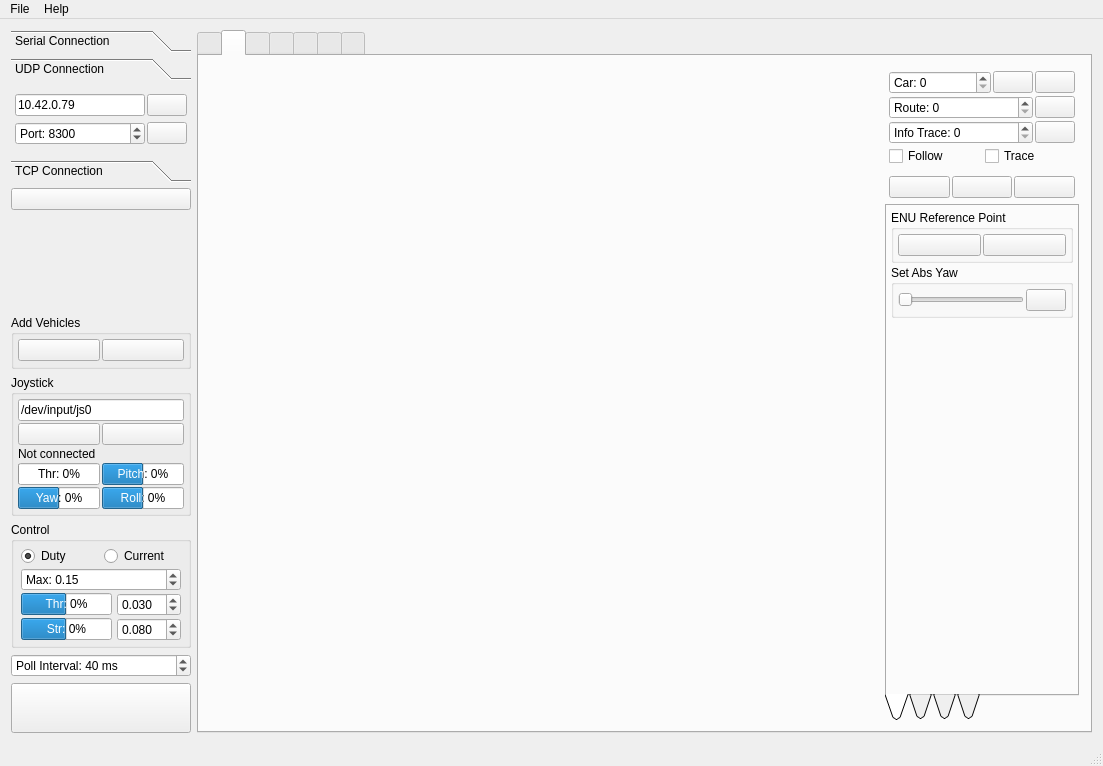
vedderb/rise_sdvp, file Linux/RControlStation/mainwindow.ui: the form before one commit.
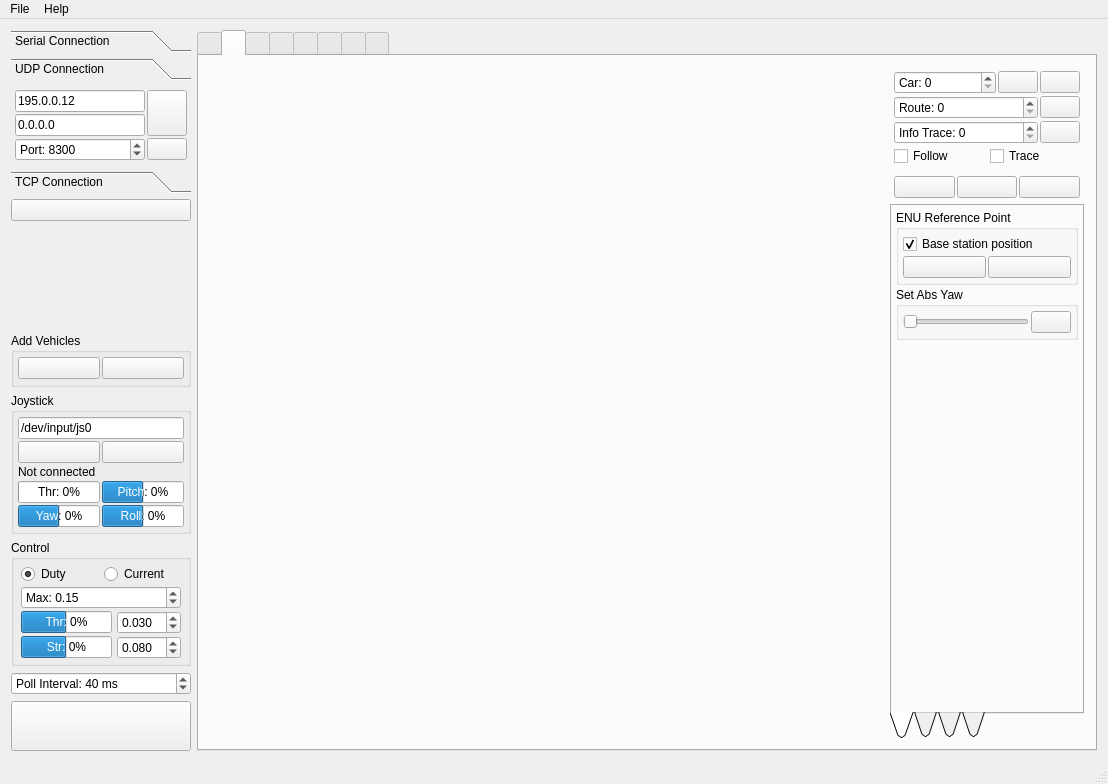
The form after the commit. The open tabs and pages were chosen to show the change. Icons and pictures are not drawn. Custom widgets are drawn as their Qt base class.

```diff
--- a/Linux/RControlStation/mainwindow.ui
+++ b/Linux/RControlStation/mainwindow.ui
@@ -6,8 +6,8 @@
    <rect>
     <x>0</x>
     <y>0</y>
-    <width>1103</width>
-    <height>766</height>
+    <width>1108</width>
+    <height>784</height>
    </rect>
   </property>
   <property name="windowTitle">
@@ -105,7 +105,7 @@
            <x>0</x>
            <y>0</y>
            <width>180</width>
-           <height>68</height>
+           <height>88</height>
           </rect>
          </property>
          <attribute name="label">
@@ -127,7 +127,7 @@
           <property name="spacing">
            <number>2</number>
           </property>
-          <item row="1" column="0">
+          <item row="2" column="0">
            <widget class="QSpinBox" name="udpPortBox">
             <property name="toolTip">
              <string>Port</string>
@@ -149,11 +149,11 @@
              <string>Host</string>
             </property>
             <property name="text">
-             <string>10.42.0.79</string>
+             <string>195.0.0.12</string>
             </property>
            </widget>
           </item>
-          <item row="1" column="1">
+          <item row="2" column="1">
            <widget class="QPushButton" name="udpPingButton">
             <property name="sizePolicy">
              <sizepolicy hsizetype="Fixed" vsizetype="Fixed">
@@ -173,13 +173,20 @@
             </property>
            </widget>
           </item>
-          <item row="0" column="1">
+          <item row="1" column="0">
+           <widget class="QLineEdit" name="udpIp2Edit">
+            <property name="text">
+             <string>0.0.0.0</string>
+            </property>
+           </widget>
+          </item>
+          <item row="0" column="1" rowspan="2">
            <widget class="QPushButton" name="udpConnectButton">
             <property name="enabled">
              <bool>true</bool>
             </property>
             <property name="sizePolicy">
-             <sizepolicy hsizetype="Fixed" vsizetype="Fixed">
+             <sizepolicy hsizetype="Fixed" vsizetype="Minimum">
               <horstretch>0</horstretch>
               <verstretch>0</verstretch>
              </sizepolicy>
@@ -1069,7 +1076,7 @@
                  <property name="spacing">
                   <number>2</number>
                  </property>
-                 <item row="0" column="0">
+                 <item row="1" column="0">
                   <widget class="QPushButton" name="mapGetEnuButton">
                    <property name="toolTip">
                     <string>Get enu reference point from car and use it</string>
@@ -1083,7 +1090,7 @@
                    </property>
                   </widget>
                  </item>
-                 <item row="0" column="1">
+                 <item row="1" column="1">
                   <widget class="QPushButton" name="mapSetEnuButton">
                    <property name="toolTip">
                     <string>Set current ENU reference point</string>
@@ -1097,6 +1104,19 @@
                    </property>
                   </widget>
                  </item>
+                 <item row="0" column="0" colspan="2">
+                  <widget class="QCheckBox" name="mapEnuBaseBox">
+                   <property name="toolTip">
+                    <string>Use base station position from RTCM as ENU reference</string>
+                   </property>
+                   <property name="text">
+                    <string>Base station position</string>
+                   </property>
+                   <property name="checked">
+                    <bool>true</bool>
+                   </property>
+                  </widget>
+                 </item>
                 </layout>
                </widget>
               </item>
@@ -2395,6 +2415,23 @@
         </item>
        </layout>
       </widget>
+      <widget class="QWidget" name="tab_12">
+       <attribute name="icon">
+        <iconset resource="resources.qrc">
+         <normaloff>:/models/Icons/Gyroscope-96.png</normaloff>:/models/Icons/Gyroscope-96.png</iconset>
+       </attribute>
+       <attribute name="title">
+        <string/>
+       </attribute>
+       <attribute name="toolTip">
+        <string>RT Range</string>
+       </attribute>
+       <layout class="QVBoxLayout" name="verticalLayout_20">
+        <item>
+         <widget class="RtRange" name="rtRangeWidget" native="true"/>
+        </item>
+       </layout>
+      </widget>
      </widget>
     </item>
    </layout>
@@ -2404,7 +2441,7 @@
     <rect>
      <x>0</x>
      <y>0</y>
-     <width>1103</width>
+     <width>1108</width>
      <height>22</height>
     </rect>
    </property>
@@ -2501,6 +2538,12 @@
    <header>moteconfig.h</header>
    <container>1</container>
   </customwidget>
+  <customwidget>
+   <class>RtRange</class>
+   <extends>QWidget</extends>
+   <header>rtrange.h</header>
+   <container>1</container>
+  </customwidget>
  </customwidgets>
  <resources>
   <include location="resources.qrc"/>
```
Left out of the diff: 93 changed lines with no effect on the pictures.
